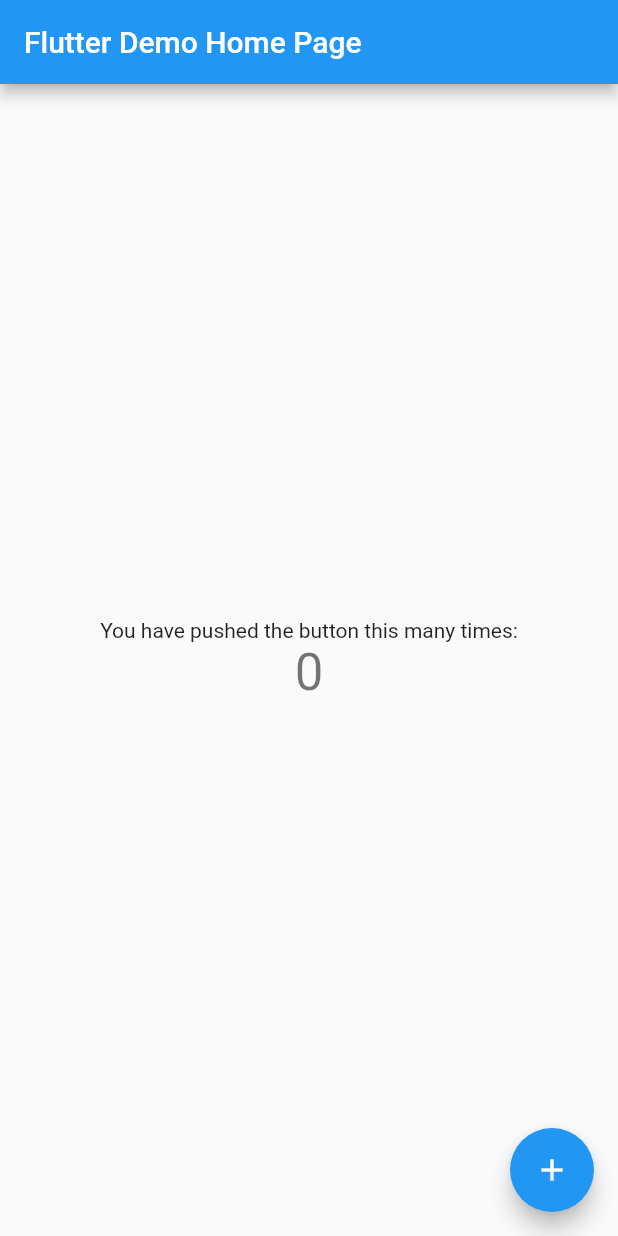
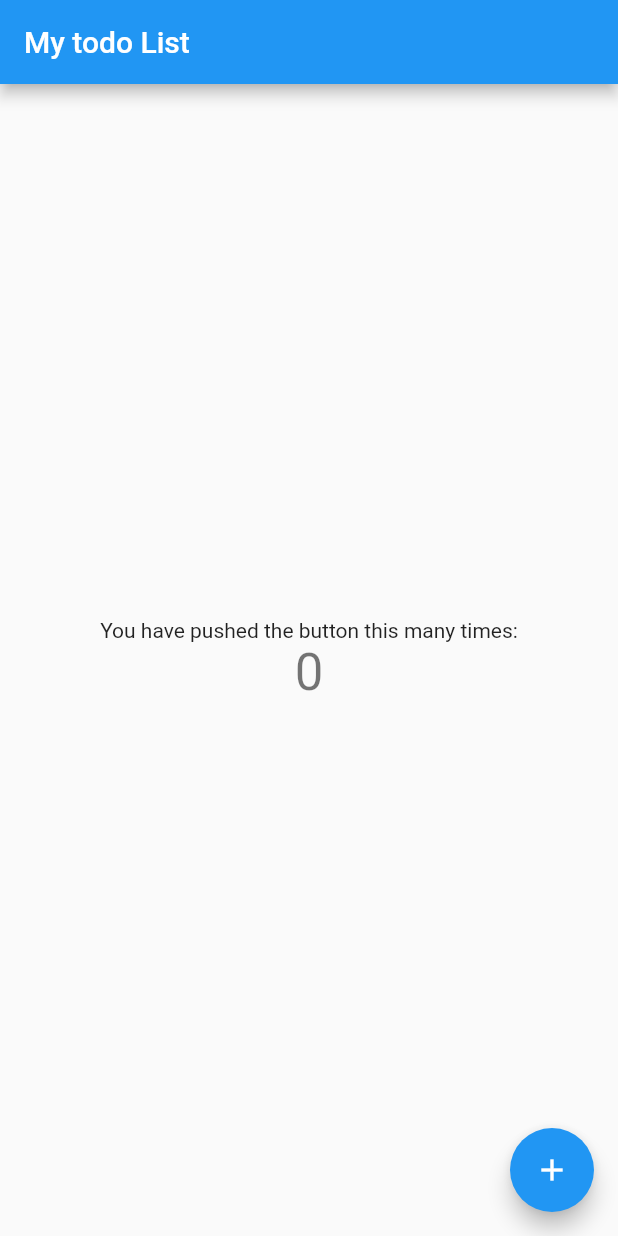
Before and after one commit to yeojoy/flutter_with_db, a Flutter app: the screen it shows after launch, on a phone screen of 412 x 824 dp. Run offline on Flutter 3.47's test engine with Material 2 defaults, Android fonts, the phone set to English and light mode, and no system bars.

Commit message:
remove comments and change app name

```diff
--- a/lib/main.dart
+++ b/lib/main.dart
@@ -9,36 +9,15 @@ class MyApp extends StatelessWidget {
   @override
   Widget build(BuildContext context) {
     return MaterialApp(
-      title: 'Flutter Demo',
-      theme: ThemeData(
-        // This is the theme of your application.
-        //
-        // Try running your application with "flutter run". You'll see the
-        // application has a blue toolbar. Then, without quitting the app, try
-        // changing the primarySwatch below to Colors.green and then invoke
-        // "hot reload" (press "r" in the console where you ran "flutter run",
-        // or simply save your changes to "hot reload" in a Flutter IDE).
-        // Notice that the counter didn't reset back to zero; the application
-        // is not restarted.
-        primarySwatch: Colors.blue,
-      ),
-      home: MyHomePage(title: 'Flutter Demo Home Page'),
+      title: 'My todo',
+      theme: ThemeData(primarySwatch: Colors.blue),
+      home: MyHomePage(title: 'My todo List'),
     );
   }
 }
 
 class MyHomePage extends StatefulWidget {
   MyHomePage({Key? key, required this.title}) : super(key: key);
-
-  // This widget is the home page of your application. It is stateful, meaning
-  // that it has a State object (defined below) that contains fields that affect
-  // how it looks.
-
-  // This class is the configuration for the state. It holds the values (in this
-  // case the title) provided by the parent (in this case the App widget) and
-  // used by the build method of the State. Fields in a Widget subclass are
-  // always marked "final".
-
   final String title;
 
   @override
@@ -50,47 +29,18 @@ class _MyHomePageState extends State<MyHomePage> {
 
   void _incrementCounter() {
     setState(() {
-      // This call to setState tells the Flutter framework that something has
-      // changed in this State, which causes it to rerun the build method below
-      // so that the display can reflect the updated values. If we changed
-      // _counter without calling setState(), then the build method would not be
-      // called again, and so nothing would appear to happen.
       _counter++;
     });
   }
 
   @override
   Widget build(BuildContext context) {
-    // This method is rerun every time setState is called, for instance as done
-    // by the _incrementCounter method above.
-    //
-    // The Flutter framework has been optimized to make rerunning build methods
-    // fast, so that you can just rebuild anything that needs updating rather
-    // than having to individually change instances of widgets.
     return Scaffold(
       appBar: AppBar(
-        // Here we take the value from the MyHomePage object that was created by
-        // the App.build method, and use it to set our appbar title.
         title: Text(widget.title),
       ),
       body: Center(
-        // Center is a layout widget. It takes a single child and positions it
-        // in the middle of the parent.
         child: Column(
-          // Column is also a layout widget. It takes a list of children and
-          // arranges them vertically. By default, it sizes itself to fit its
-          // children horizontally, and tries to be as tall as its parent.
-          //
-          // Invoke "debug painting" (press "p" in the console, choose the
-          // "Toggle Debug Paint" action from the Flutter Inspector in Android
-          // Studio, or the "Toggle Debug Paint" command in Visual Studio Code)
-          // to see the wireframe for each widget.
-          //
-          // Column has various properties to control how it sizes itself and
-          // how it positions its children. Here we use mainAxisAlignment to
-          // center the children vertically; the main axis here is the vertical
-          // axis because Columns are vertical (the cross axis would be
-          // horizontal).
           mainAxisAlignment: MainAxisAlignment.center,
           children: <Widget>[
             Text(
```
